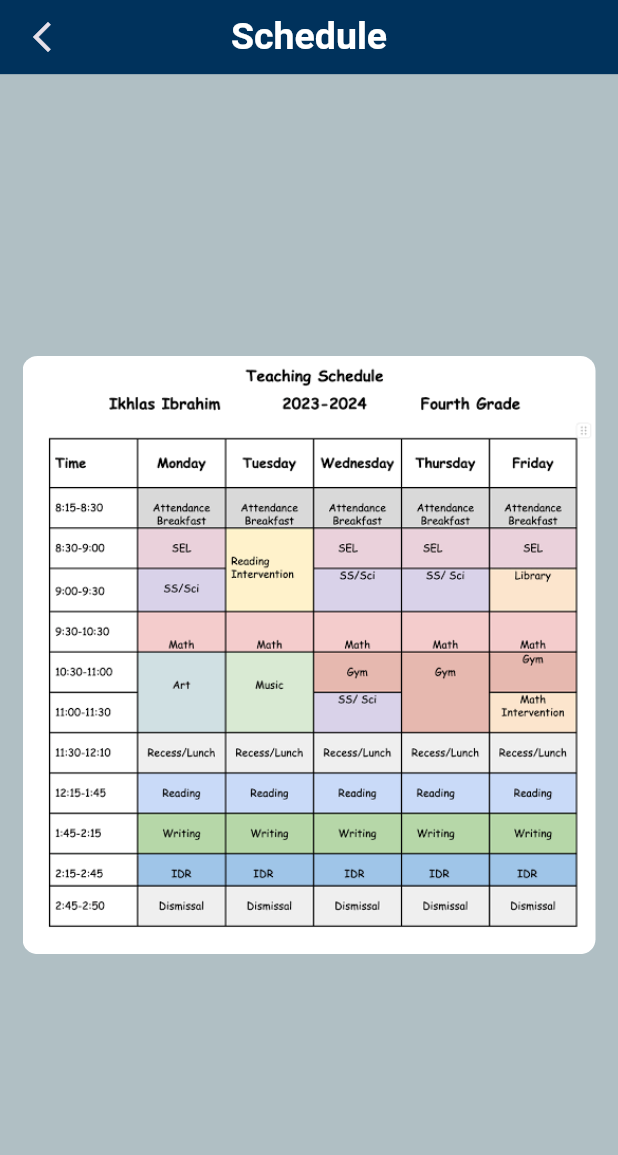
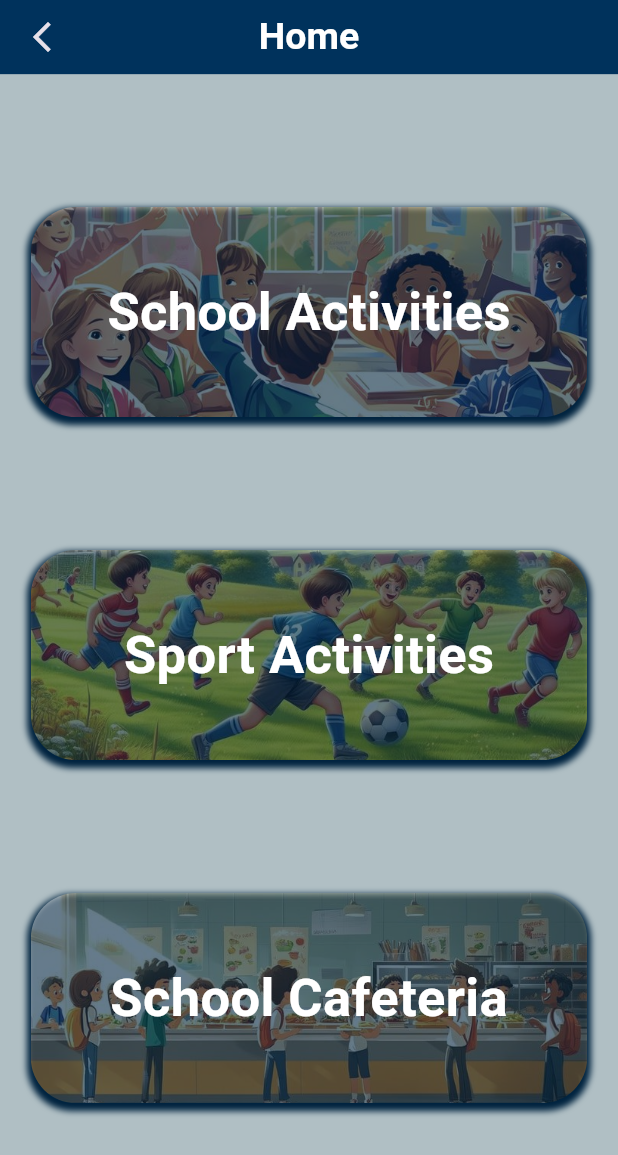
Before and after one commit to amrsoly03/Smart-School-Management-Application, a Flutter app: the screen it shows after launch, on a phone screen of 412 x 824 dp. Shown: the top 1155 px of the screen. Run offline on Flutter 3.47's test engine with Material 3 defaults, Android fonts, the phone set to English and light mode, and no system bars; our stand-ins replace focused_menu, go_router.

Commit message:
add student home view with custom containers and images

```diff
--- a/lib/Core/utils/app_router.dart
+++ b/lib/Core/utils/app_router.dart
@@ -1,7 +1,7 @@
 import 'package:go_router/go_router.dart';
 import 'package:nexura/Features/Admin/presentation/views/admin_home_view.dart';
 import 'package:nexura/Features/Auth/presentation/views/login_view.dart';
-import 'package:nexura/Features/Student/presentation/views/schedule_view.dart';
+import 'package:nexura/Features/Student/presentation/views/student_home_view.dart';
 
 abstract class AppRouter {
   //static const kSplashScreen = '/SplashScreen';
@@ -9,7 +9,7 @@ abstract class AppRouter {
     routes: [
       GoRoute(
         path: '/',
-        builder: (context, state) => ScheduleView(),
+        builder: (context, state) => StudentHomeView(),
       ),
       // GoRoute(
       //   path: kLoginView,
--- /dev/null
+++ b/lib/Features/Student/presentation/views/student_home_view.dart
@@ -0,0 +1,11 @@
+import 'package:flutter/widgets.dart';
+import 'package:nexura/Features/Student/presentation/views/widgets/student_home_view_body.dart';
+
+class StudentHomeView extends StatelessWidget {
+  const StudentHomeView({super.key});
+
+  @override
+  Widget build(BuildContext context) {
+    return const StudentHomeViewBody();
+  }
+}
--- /dev/null
+++ b/lib/Features/Student/presentation/views/widgets/custom_container.dart
@@ -0,0 +1,51 @@
+import 'package:flutter/widgets.dart';
+import 'package:nexura/Core/functions/capitalize.dart';
+import 'package:nexura/Core/utils/size_config.dart';
+import 'package:nexura/Core/utils/styles.dart';
+
+class CustomContainer extends StatelessWidget {
+  const CustomContainer({
+    super.key,
+    required this.title,
+    required this.image,
+  });
+
+  final String title;
+  final String image;
+
+  @override
+  Widget build(BuildContext context) {
+    return GestureDetector(
+      child: Container(
+        width: SizeConfig.screenWidth * 0.9,
+        height: SizeConfig.screenHeight * 0.17,
+        decoration: BoxDecoration(
+          image: DecorationImage(
+            image: AssetImage(
+              image,
+            ),
+            fit: BoxFit.cover,
+            opacity: 0.4,
+          ),
+          borderRadius: BorderRadius.circular(30),
+          boxShadow: const [
+            BoxShadow(
+              color: Color.fromARGB(255, 0, 35, 63),
+              spreadRadius: 2,
+              blurRadius: 3,
+              offset: Offset(0, 3),
+            ),
+          ],
+        ),
+        child: Center(
+          child: Text(
+            capitalize(title),
+            style: Styles.textStyle25.copyWith(
+              fontSize: 35,
+            ),
+          ),
+        ),
+      ),
+    );
+  }
+}
--- /dev/null
+++ b/lib/Features/Student/presentation/views/widgets/student_home_view_body.dart
@@ -0,0 +1,33 @@
+import 'package:flutter/material.dart';
+import 'package:nexura/Core/widgets/custom_appBar.dart';
+import 'package:nexura/Features/Student/presentation/views/widgets/custom_container.dart';
+
+class StudentHomeViewBody extends StatelessWidget {
+  const StudentHomeViewBody({super.key});
+
+  @override
+  Widget build(BuildContext context) {
+    return const Scaffold(
+      appBar: CustomAppBar(title: 'home'),
+      body: Center(
+        child: Column(
+          mainAxisAlignment: MainAxisAlignment.spaceEvenly,
+          children: [
+            CustomContainer(
+              title: 'school activities',
+              image: 'assets/school activities.jpg',
+            ),
+            CustomContainer(
+              title: 'sport activities',
+              image: 'assets/sport activities.jpg',
+            ),
+            CustomContainer(
+              title: 'school cafeteria',
+              image: 'assets/school cafeteria.jpg',
+            ),
+          ],
+        ),
+      ),
+    );
+  }
+}
```
Also changed, not shown: assets/school activities.jpg (added), assets/school cafeteria.jpg (added), assets/sport activities.jpg (added).
